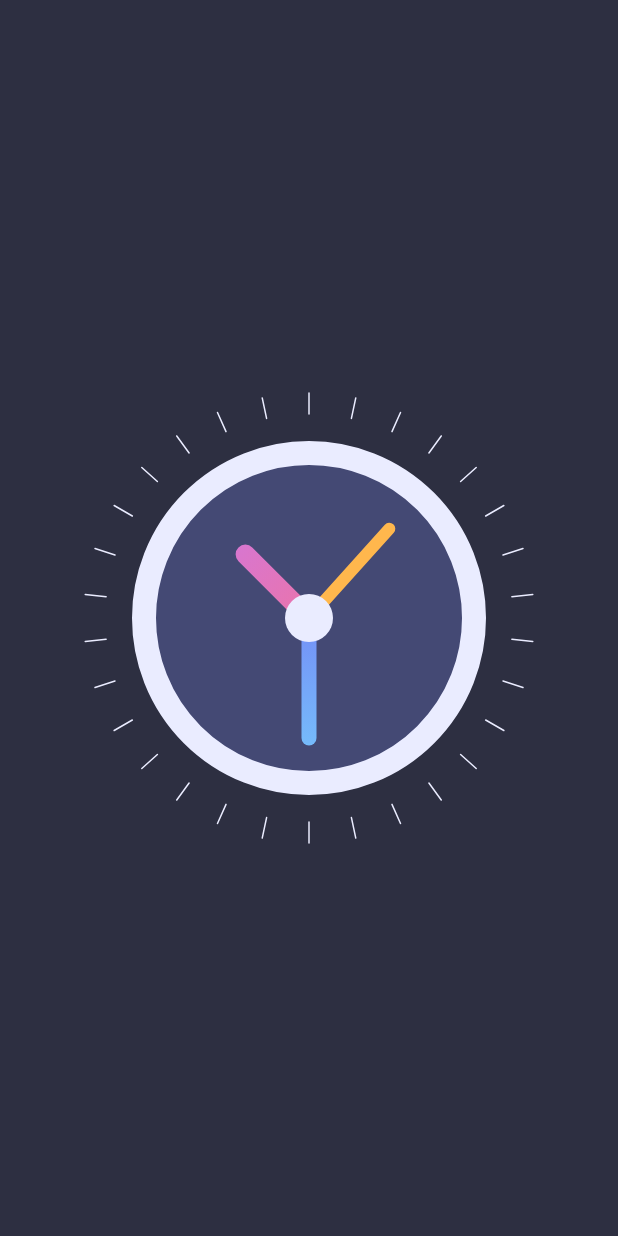
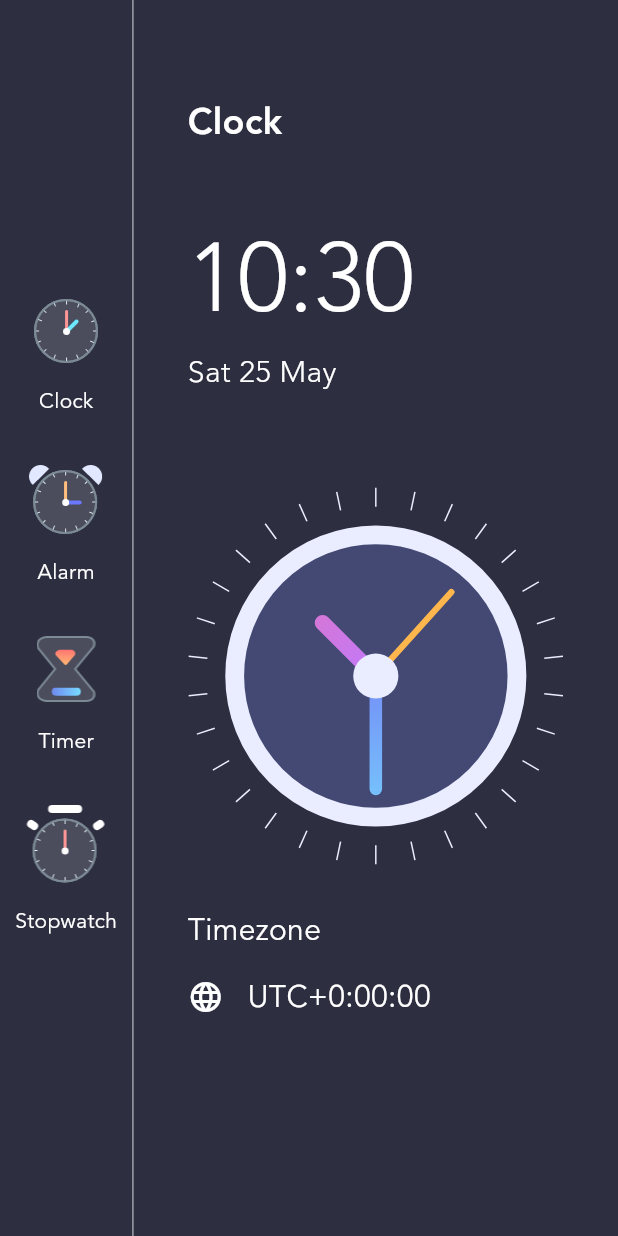
Before and after one commit to SirajMM/clock_application, a Flutter app: the screen it shows after launch, on a phone screen of 412 x 824 dp. Run offline on Flutter 3.47's test engine with Material 2 defaults, Android fonts, the phone set to English and light mode, and no system bars.

Commit message:
navigations added

```diff
--- /dev/null
+++ b/lib/data/them_data.dart
@@ -0,0 +1,40 @@
+import 'package:flutter/material.dart';
+
+class CustomColors {
+  static Color primaryTextColor = Colors.white;
+  static Color dividerColor = Colors.white54;
+  static Color pageBackgroundColor = const Color(0xFF2D2F41);
+  static Color menuBackgroundColor = const Color(0xFF242634);
+
+  static Color clockBG = const Color(0xFF444974);
+  static Color clockOutline = const Color(0xFFEAECFF);
+  static Color? secHandColor = Colors.orange[300];
+  static Color minHandStatColor = const Color(0xFF748EF6);
+  static Color minHandEndColor = const Color(0xFF77DDFF);
+  static Color hourHandStatColor = const Color(0xFFC279FB);
+  static Color hourHandEndColor = const Color(0xFFEA74AB);
+}
+
+class GradientColors {
+  final List<Color> colors;
+  GradientColors(this.colors);
+
+  static List<Color> sky = [const Color(0xFF6448FE), const Color(0xFF5FC6FF)];
+  static List<Color> sunset = [
+    const Color(0xFFFE6197),
+    const Color(0xFFFFB463)
+  ];
+  static List<Color> sea = [const Color(0xFF61A3FE), const Color(0xFF63FFD5)];
+  static List<Color> mango = [const Color(0xFFFFA738), const Color(0xFFFFE130)];
+  static List<Color> fire = [const Color(0xFFFF5DCD), const Color(0xFFFF8484)];
+}
+
+class GradientTemplate {
+  static List<GradientColors> gradientTemplate = [
+    GradientColors(GradientColors.sky),
+    GradientColors(GradientColors.sunset),
+    GradientColors(GradientColors.sea),
+    GradientColors(GradientColors.mango),
+    GradientColors(GradientColors.fire),
+  ];
+}
--- a/lib/home_screen.dart
+++ b/lib/home_screen.dart
@@ -1,16 +1,130 @@
 import 'package:flutter/material.dart';
+import 'package:intl/intl.dart';
 
 import 'widgets/clock_view.dart';
+import 'widgets/navigation_buttons.dart';
 
 class ScreenHome extends StatelessWidget {
   const ScreenHome({super.key});
 
   @override
   Widget build(BuildContext context) {
+    DateTime now = DateTime.now();
+    String formattedTime = DateFormat('HH:mm').format(now);
+    String formattedDate = DateFormat('EEE d MMM').format(now);
+    String timezone = now.timeZoneOffset.toString().split('.').first;
+    String offsetSign = '';
+    if (!timezone.startsWith('-')) offsetSign = '+';
     return Scaffold(
-      body: Container(
-        alignment: Alignment.center,
-        child: const ClockView(),
+      body: Row(
+        mainAxisAlignment: MainAxisAlignment.spaceAround,
+        children: [
+          Padding(
+            padding: const EdgeInsets.symmetric(horizontal: 10),
+            child: Column(
+              mainAxisAlignment: MainAxisAlignment.center,
+              children: [
+                NavButtonWidget(
+                  title: 'Clock',
+                  icon: 'clock_icon.png',
+                  onTap: () {},
+                ),
+                NavButtonWidget(
+                  title: 'Alarm',
+                  icon: 'alarm_icon.png',
+                  onTap: () {},
+                ),
+                NavButtonWidget(
+                  title: 'Timer',
+                  icon: 'timer_icon.png',
+                  onTap: () {},
+                ),
+                NavButtonWidget(
+                  title: 'Stopwatch',
+                  icon: 'stopwatch_icon.png',
+                  onTap: () {},
+                ),
+              ],
+            ),
+          ),
+          const VerticalDivider(
+            color: Colors.white54,
+            width: 1,
+          ),
+          Expanded(
+            child: Container(
+              padding: const EdgeInsets.symmetric(horizontal: 36, vertical: 64),
+              child: Column(
+                crossAxisAlignment: CrossAxisAlignment.start,
+                children: [
+                  const Flexible(
+                    flex: 1,
+                    fit: FlexFit.tight,
+                    child: Text(
+                      'Clock',
+                      style: TextStyle(
+                        color: Colors.white,
+                        fontSize: 24,
+                        fontWeight: FontWeight.w700,
+                      ),
+                    ),
+                  ),
+                  Flexible(
+                    flex: 2,
+                    child: Column(
+                      crossAxisAlignment: CrossAxisAlignment.start,
+                      children: [
+                        Text(formattedTime,
+                            style: const TextStyle(
+                                color: Colors.white,
+                                fontSize: 64,
+                                fontWeight: FontWeight.w300)),
+                        Text(formattedDate,
+                            style: const TextStyle(
+                                color: Colors.white,
+                                fontSize: 20,
+                                fontWeight: FontWeight.w300)),
+                      ],
+                    ),
+                  ),
+                  Flexible(
+                    flex: 4,
+                    fit: FlexFit.tight,
+                    child: Align(
+                        child: ClockView(
+                      size: MediaQuery.sizeOf(context).height / 3,
+                    )),
+                  ),
+                  Flexible(
+                    flex: 2,
+                    fit: FlexFit.tight,
+                    child: Column(
+                      crossAxisAlignment: CrossAxisAlignment.start,
+                      children: [
+                        const Text('Timezone',
+                            style:
+                                TextStyle(color: Colors.white, fontSize: 20)),
+                        const SizedBox(height: 16),
+                        Row(
+                          children: [
+                            const Icon(
+                              Icons.language,
+                              color: Colors.white,
+                            ),
+                            const SizedBox(width: 16),
+                            Text('UTC$offsetSign$timezone',
+                                style: const TextStyle(
+                                    color: Colors.white, fontSize: 20)),
+                          ],
+                        )
+                      ],
+                    ),
+                  ),
+                ],
+              ),
+            ),
+          ),
+        ],
       ),
     );
   }
--- a/lib/main.dart
+++ b/lib/main.dart
@@ -14,10 +14,10 @@ class MyApp extends StatelessWidget {
     return MaterialApp(
       title: 'Clock View',
       theme: ThemeData(
-        scaffoldBackgroundColor: const Color(0xFF2D2F41),
-        colorScheme: ColorScheme.fromSeed(seedColor: Colors.deepPurple),
-        useMaterial3: true,
-      ),
+          scaffoldBackgroundColor: const Color(0xFF2D2F41),
+          colorScheme: ColorScheme.fromSeed(seedColor: Colors.deepPurple),
+          useMaterial3: true,
+          fontFamily: 'avenir'),
       debugShowCheckedModeBanner: false,
       home: const ScreenHome(),
     );
--- /dev/null
+++ b/lib/widgets/navigation_buttons.dart
@@ -0,0 +1,34 @@
+import 'package:flutter/material.dart';
+
+class NavButtonWidget extends StatelessWidget {
+  const NavButtonWidget(
+      {super.key,
+      required this.title,
+      required this.onTap,
+      required this.icon});
+  final String title;
+  final VoidCallback onTap;
+  final String icon;
+  @override
+  Widget build(BuildContext context) {
+    return Padding(
+      padding: const EdgeInsets.symmetric(vertical: 16),
+      child: GestureDetector(
+        onTap: onTap,
+        child: Column(
+          children: [
+            Image.asset(
+              "assets/$icon",
+              scale: 1.5,
+            ),
+            const SizedBox(height: 16),
+            Text(
+              title,
+              style: const TextStyle(color: Colors.white, fontSize: 14),
+            ),
+          ],
+        ),
+      ),
+    );
+  }
+}
```
Also changed, not shown: lib/widgets/clock_view.dart (+70 -54 lines), pubspec.yaml (+16 -14 lines), assets/add_alarm.png (added), assets/alarm_icon.png (added), assets/clock_icon.png (added), assets/fonts/Avenir-Book.ttf (added), assets/fonts/Avenir-Heavy.ttf (added), assets/fonts/Avenir-Light.ttf (added), assets/fonts/Avenir-Medium.ttf (added), assets/stopwatch_icon.png (added), assets/timer_icon.png (added), pubspec.lock, 1 other file.
